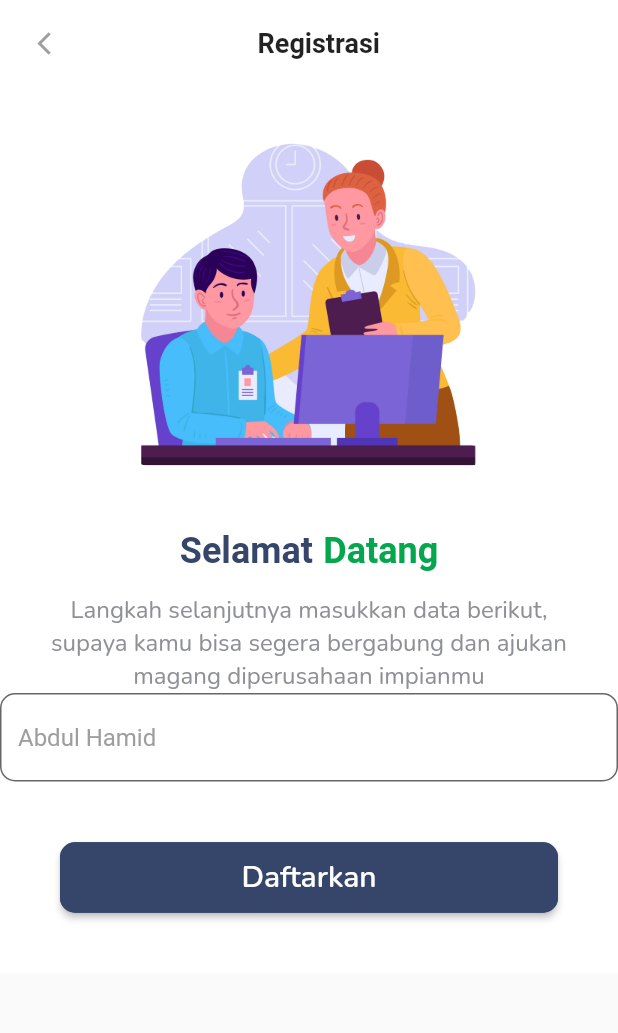
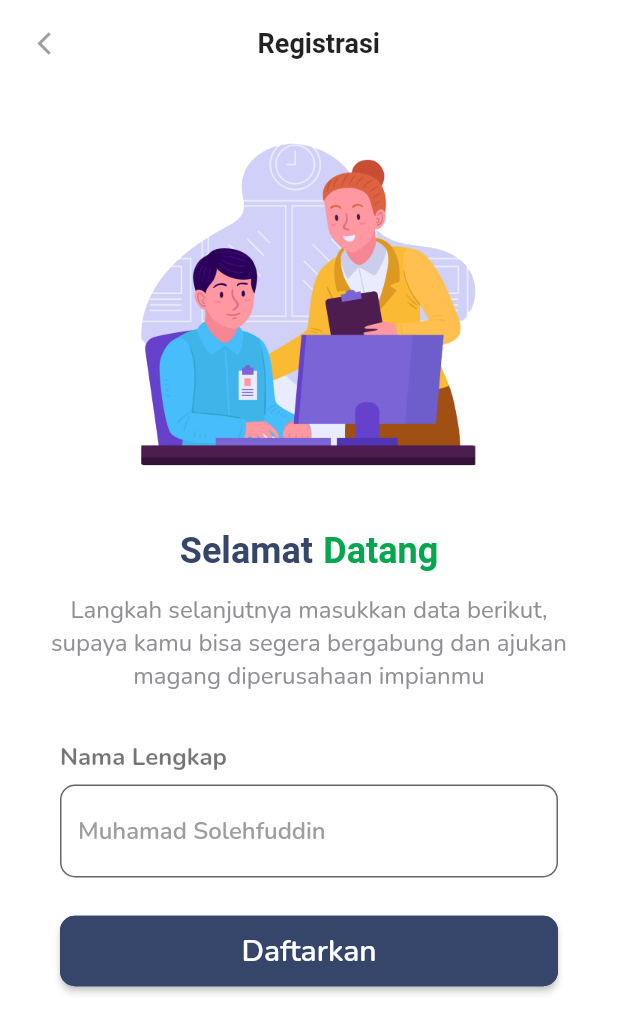
Before and after one commit to solehfuddin/InternApp, a Flutter app: the screen it shows after launch, after a tap on "Ayo Mulai", on a phone screen of 412 x 824 dp. Shown: the top 1033 px of the screen. Run offline on Flutter 3.47's test engine with Material 2 defaults, Android fonts, the phone set to English and light mode, and no system bars.

Commit message:
Perbaikan halaman login

```diff
--- a/lib/main.dart
+++ b/lib/main.dart
@@ -12,6 +12,7 @@ class MainApp extends StatelessWidget {
       title: "Internship app",
       theme: ThemeData(),
       home: Scaffold(
+        backgroundColor: Colors.white,
         body: IntroScreen(),
       ),
     );
--- a/lib/screen/Intro.dart
+++ b/lib/screen/Intro.dart
@@ -40,11 +40,14 @@ class IntroScreen extends StatelessWidget {
             ),
             WidgetIntroContent(
               description:
-              'Temukan tempat magang sesuai keinginan dan raih kesempatan untuk gabung diperusahaan impianmu',
+                  'Temukan tempat magang sesuai keinginan dan raih kesempatan untuk gabung diperusahaan impianmu',
               fontSize: 16,
               fontFamily: 'Nunito',
               fontWeight: FontWeight.w400,
               fontColor: Color(0xff8F9095),
+            ),
+            SizedBox(
+              height: 30,
             ),
             WidgetDynamicButton(
               outerPadding: 40,
--- a/lib/screen/Login.dart
+++ b/lib/screen/Login.dart
@@ -5,6 +5,7 @@ import 'package:internship_app/widget/WidgetIntroContent.dart';
 import 'package:internship_app/widget/WidgetIntroImage.dart';
 import 'package:internship_app/widget/WidgetIntroTitle.dart';
 import 'package:internship_app/widget/WidgetTextInput.dart';
+import 'package:internship_app/widget/WidgetTextTitle.dart';
 
 class LoginScreen extends StatefulWidget {
   @override
@@ -12,12 +13,15 @@ class LoginScreen extends StatefulWidget {
 }
 
 class _LoginScreenState extends State<LoginScreen> {
+  TextEditingController _controller = TextEditingController();
+
   @override
   Widget build(BuildContext context) {
     return MaterialApp(
       title: 'Internship app',
       theme: ThemeData(),
       home: Scaffold(
+        backgroundColor: Colors.white,
         body: SingleChildScrollView(
           child: Container(
             color: Colors.white,
@@ -52,7 +56,31 @@ class _LoginScreenState extends State<LoginScreen> {
                   fontWeight: FontWeight.w400,
                   fontColor: Color(0xff8F9095),
                 ),
-                WidgetTextInput(),
+                SizedBox(
+                  height: 25,
+                ),
+                WidgetTextTitle(
+                  horizontalMargin: 40,
+                  textTitle: "Nama Lengkap",
+                  fontSize: 16,
+                  fontFamily: "Nunito",
+                  fontWeight: FontWeight.bold,
+                  textColor: Colors.black54,
+                ),
+                WidgetTextInput(
+                  horizontalMargin: 40,
+                  borderRadius: 10,
+                  fontSize: 16,
+                  fontFamily: "Nunito",
+                  fontWeight: FontWeight.w600,
+                  hintText: "Muhamad Solehfuddin",
+                  hintColor: Colors.grey,
+                  bgColor: Colors.white,
+                  controller: _controller,
+                ),
+                SizedBox(
+                  height: 25,
+                ),
                 WidgetDynamicButton(
                   outerPadding: 40,
                   innerPadding: 10,
@@ -64,8 +92,16 @@ class _LoginScreenState extends State<LoginScreen> {
                   fontWeight: FontWeight.w600,
                   fontColor: Colors.white,
                   title: "Daftarkan",
-                  onPressed: () {},
-                )
+                  onPressed: () {
+                    showDialog(
+                        context: context,
+                        builder: (context) {
+                          return AlertDialog(
+                            content: Text("Nama : ${_controller.text}"),
+                          );
+                        });
+                  },
+                ),
               ],
             ),
           ),
@@ -73,4 +109,10 @@ class _LoginScreenState extends State<LoginScreen> {
       ),
     );
   }
+
+  @override
+  void dispose() {
+    _controller.dispose();
+    super.dispose();
+  }
 }
--- a/lib/widget/WidgetDynamicButton.dart
+++ b/lib/widget/WidgetDynamicButton.dart
@@ -35,7 +35,9 @@ class WidgetDynamicButton extends StatelessWidget {
       children: [
         Expanded(
           child: Padding(
-            padding: EdgeInsets.all(outerPadding),
+            padding: EdgeInsets.symmetric(
+              horizontal: outerPadding,
+            ),
             child: ElevatedButton(
               onPressed: onPressed,
               child: Padding(
--- a/lib/widget/WidgetTextInput.dart
+++ b/lib/widget/WidgetTextInput.dart
@@ -1,6 +1,31 @@
 import 'package:flutter/material.dart';
 
+// ignore: must_be_immutable
 class WidgetTextInput extends StatefulWidget {
+  double horizontalMargin = 0;
+  double fontSize = 0;
+  double borderRadius;
+
+  final fontFamily;
+  final fontWeight;
+  final hintText;
+  final hintColor;
+  final bgColor;
+
+  var controller;
+
+  WidgetTextInput({
+    required this.horizontalMargin,
+    required this.fontSize,
+    required this.borderRadius,
+    this.fontFamily,
+    this.fontWeight,
+    this.hintColor,
+    this.hintText,
+    this.bgColor,
+    this.controller
+  });
+
   @override
   _WidgetTextInputState createState() => _WidgetTextInputState();
 }
@@ -8,17 +33,29 @@ class WidgetTextInput extends StatefulWidget {
 class _WidgetTextInputState extends State<WidgetTextInput> {
   @override
   Widget build(BuildContext context) {
-    return TextField(
-      decoration: InputDecoration(
-        border: OutlineInputBorder(
-          borderRadius: BorderRadius.all(
-            Radius.circular(10.0),
+    return Container(
+      margin: EdgeInsets.symmetric(
+        horizontal: widget.horizontalMargin,
+      ),
+      child: TextField(
+        controller: widget.controller,
+        style: TextStyle(
+          color: Colors.black87,
+          fontSize: widget.fontSize,
+          fontFamily: widget.fontFamily,
+          fontWeight: widget.fontWeight,
+        ),
+        decoration: InputDecoration(
+          border: OutlineInputBorder(
+            borderRadius: BorderRadius.all(
+              Radius.circular(widget.borderRadius),
+            ),
           ),
+          filled: true,
+          hintStyle: TextStyle(color: widget.hintColor),
+          hintText: widget.hintText,
+          fillColor: widget.bgColor,
         ),
-        filled: true,
-        hintStyle: TextStyle(color: Colors.grey),
-        hintText: "Abdul Hamid",
-        fillColor: Colors.white,
       ),
     );
   }
--- /dev/null
+++ b/lib/widget/WidgetTextTitle.dart
@@ -0,0 +1,41 @@
+import 'package:flutter/material.dart';
+
+// ignore: must_be_immutable
+class WidgetTextTitle extends StatelessWidget {
+  double horizontalMargin = 0;
+  double fontSize = 0;
+
+  String textTitle;
+  final fontFamily;
+  final fontWeight;
+  final textColor;
+
+  WidgetTextTitle({
+    required this.horizontalMargin,
+    required this.textTitle,
+    required this.fontSize,
+    this.fontFamily,
+    this.fontWeight,
+    this.textColor,
+  });
+
+  @override
+  Widget build(BuildContext context) {
+    return Container(
+      margin: EdgeInsets.symmetric(
+        horizontal: horizontalMargin,
+        vertical: 7,
+      ),
+      alignment: Alignment.topLeft,
+      child: Text(
+        textTitle,
+        style: TextStyle(
+          fontSize: fontSize,
+          fontFamily: fontFamily,
+          fontWeight: fontWeight,
+          color: textColor,
+        ),
+      ),
+    );
+  }
+}
```
Also changed, not shown: lib/screen/Home.dart (added), lib/screen/Register.dart (deleted).
